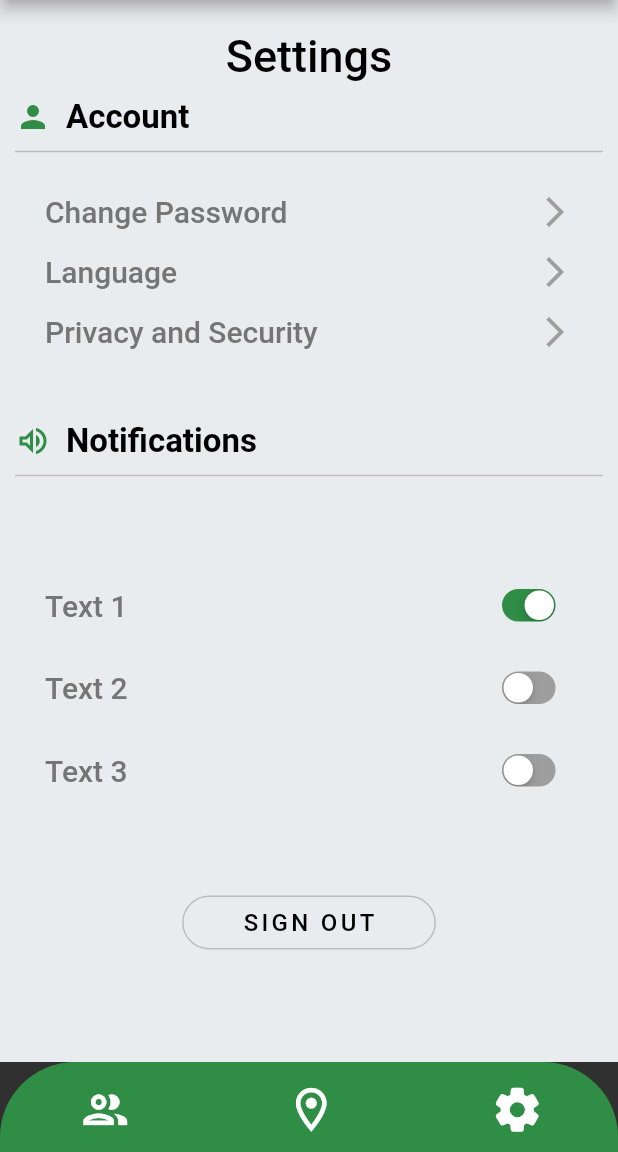
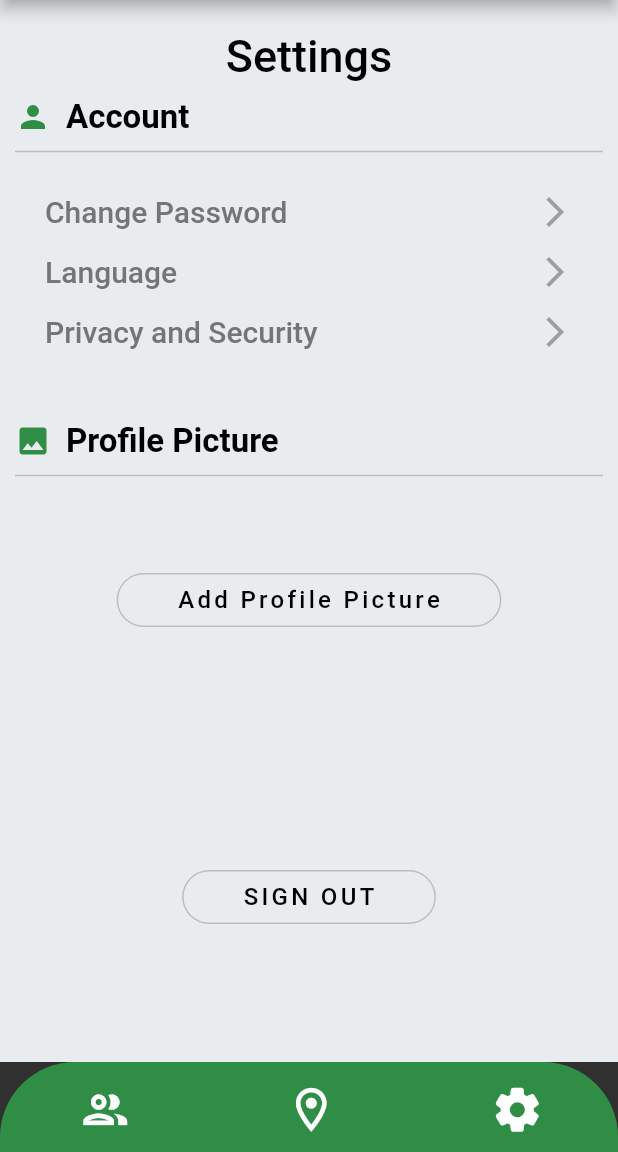
Before and after one commit to Sehenswurdigkeiten-Projekt/Sehenswuerdigkeiten, a Flutter app: the HomePage screen opened directly, item 3 of the bottom bar chosen, on a phone screen of 412 x 824 dp, the part 84-1236 px from its top. Run offline on Flutter 3.47's test engine with Material 2 defaults, Android fonts, the phone set to English and light mode, and no system bars; our stand-ins replace convert, flutter_map, latlong, latlong2, location, rflutter_alert; missing offline and left inert: flutter_launcher_icons, mapbox_gl.

Commit message:
changes to settingScreen.dart and ImageGpsViewer.dart :fire::boom::fire:

```diff
--- a/lib/settingScreen.dart
+++ b/lib/settingScreen.dart
@@ -1,9 +1,11 @@
 import 'dart:async';
+import 'dart:ui';
 import 'package:flutter/cupertino.dart';
 import 'package:flutter/material.dart';
 import 'package:flutter/rendering.dart';
 import 'package:flutter/services.dart';
 import 'package:rflutter_alert/rflutter_alert.dart';
+import 'package:untitled/ImageGpsViewer.dart';
 import 'package:untitled/loginScreen.dart';
 import 'package:untitled/main.dart';
 import 'package:untitled/mainstrukturwebseite.dart';
@@ -94,12 +96,12 @@ class _MySettingWidget extends State<MySettingWidget> {
           Row(
             children: const [
               Icon(
-                  Icons.volume_up_outlined,
+                  Icons.image,
                   color: Color(0xff2F8D46)
               ),
               SizedBox(width: 10),
               Text(
-                "Notifications",
+                "Profile Picture",
                 style: TextStyle(
                   fontSize: 22,
                   fontWeight: FontWeight.bold,
@@ -110,10 +112,28 @@ class _MySettingWidget extends State<MySettingWidget> {
           ),
           Divider(height: 20, thickness: 1, color: Colors.grey[400]),
           SizedBox(height: 49),
-          buildNotificationOption("Text 1", valNotify1, onChangeFunction1),
-          buildNotificationOption("Text 2", valNotify2, onChangeFunction2),
-          buildNotificationOption("Text 3", valNotify3, onChangeFunction3),
-          SizedBox(height: 50),
+          Center(
+            child: OutlinedButton(
+              style: OutlinedButton.styleFrom(
+                  side: BorderSide(color: Color(0xffBDBDBD)),
+                  padding: const EdgeInsets.symmetric(horizontal: 40),
+                  shape: RoundedRectangleBorder(
+                      borderRadius: BorderRadius.circular(20)
+                  )
+              ),
+              onPressed: (){
+                Navigator.push(context, CupertinoPageRoute(builder: (context) => MyApp3()));
+              },
+              child: const Text(
+                  "Add Profile Picture",
+                  style: TextStyle(
+                    fontSize: 16,
+                    letterSpacing: 2.2,
+                    color: Colors.black,
+                  )),
+            ),
+          ),
+          SizedBox(height: 150),
           Center(
             child: OutlinedButton(
               style: OutlinedButton.styleFrom(
```
Also changed, not shown: lib/ImageGpsViewer.dart (+10 -6 lines).
